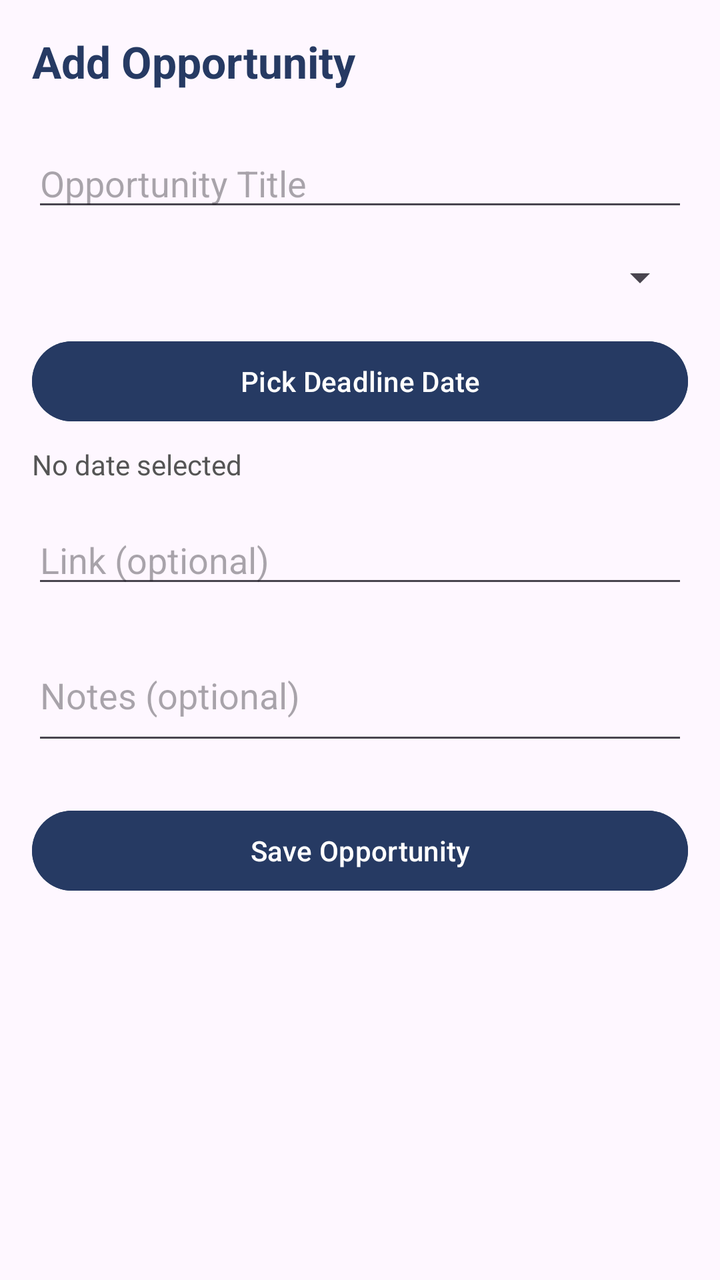
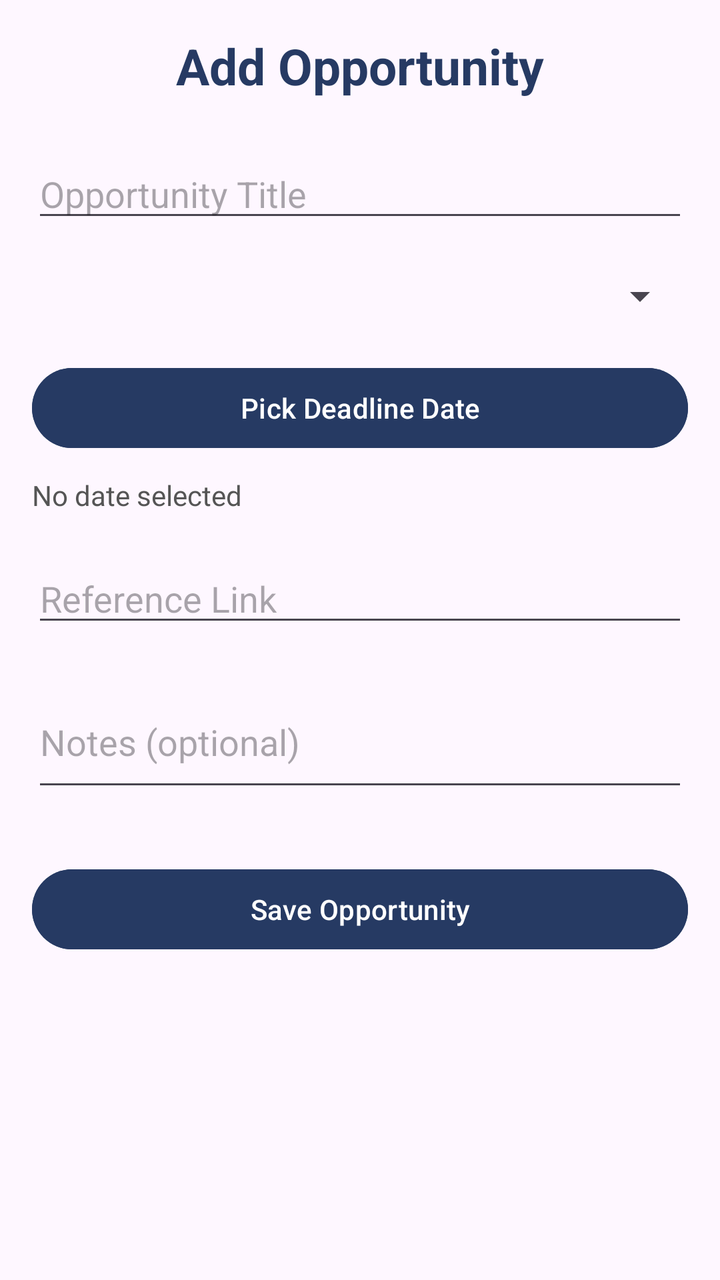

Screens rendered from an Android XML layout before and after an edit, with the pre-edit source and the edit as a unified diff.
<!-- AndroidManifest.xml: application theme Theme.CareerNexus -->
<!-- res/layout/activity_add_opportunity.xml -->
<?xml version="1.0" encoding="utf-8"?>
<androidx.constraintlayout.widget.ConstraintLayout xmlns:android="http://schemas.android.com/apk/res/android"
    xmlns:app="http://schemas.android.com/apk/res-auto"
    xmlns:tools="http://schemas.android.com/tools"
    android:id="@+id/main"
    android:layout_width="match_parent"
    android:layout_height="match_parent"
    android:padding="16dp"
    tools:context=".AddOpportunity">

    <TextView
        android:id="@+id/tvFormTitle"
        android:layout_width="wrap_content"
        android:layout_height="wrap_content"
        android:text="Add Opportunity"
        android:textSize="22sp"
        android:textStyle="bold"
        android:textColor="#263A63"
        app:layout_constraintTop_toTopOf="parent"
        app:layout_constraintStart_toStartOf="parent" />

    <EditText
        android:id="@+id/etTitle"
        android:layout_width="0dp"
        android:layout_height="wrap_content"
        android:layout_marginTop="24dp"
        android:hint="Opportunity Title"
        android:inputType="text"
        app:layout_constraintTop_toBottomOf="@id/tvFormTitle"
        app:layout_constraintStart_toStartOf="parent"
        app:layout_constraintEnd_toEndOf="parent" />

    <Spinner
        android:id="@+id/spinnerType"
        android:layout_width="0dp"
        android:layout_height="wrap_content"
        android:layout_marginTop="16dp"
        app:layout_constraintTop_toBottomOf="@id/etTitle"
        app:layout_constraintStart_toStartOf="parent"
        app:layout_constraintEnd_toEndOf="parent" />

    <Button
        android:id="@+id/btnPickDate"
        android:layout_width="0dp"
        android:layout_height="wrap_content"
        android:layout_marginTop="16dp"
        android:text="Pick Deadline Date"
        android:backgroundTint="#263A63"
        android:textColor="@color/white"
        app:layout_constraintTop_toBottomOf="@id/spinnerType"
        app:layout_constraintStart_toStartOf="parent"
        app:layout_constraintEnd_toEndOf="parent" />

    <TextView
        android:id="@+id/tvSelectedDate"
        android:layout_width="wrap_content"
        android:layout_height="wrap_content"
        android:layout_marginTop="8dp"
        android:text="No date selected"
        android:textSize="14sp"
        android:textColor="#555555"
        app:layout_constraintTop_toBottomOf="@id/btnPickDate"
        app:layout_constraintStart_toStartOf="parent" />

    <EditText
        android:id="@+id/etLink"
        android:layout_width="0dp"
        android:layout_height="wrap_content"
        android:layout_marginTop="16dp"
        android:hint="Link (optional)"
        android:inputType="textUri"
        app:layout_constraintTop_toBottomOf="@id/tvSelectedDate"
        app:layout_constraintStart_toStartOf="parent"
        app:layout_constraintEnd_toEndOf="parent" />

    <EditText
        android:id="@+id/etNotes"
        android:layout_width="0dp"
        android:layout_height="wrap_content"
        android:layout_marginTop="16dp"
        android:hint="Notes (optional)"
        android:inputType="textMultiLine"
        android:minLines="2"
        app:layout_constraintTop_toBottomOf="@id/etLink"
        app:layout_constraintStart_toStartOf="parent"
        app:layout_constraintEnd_toEndOf="parent" />

    <Button
        android:id="@+id/btnSave"
        android:layout_width="0dp"
        android:layout_height="wrap_content"
        android:layout_marginTop="24dp"
        android:text="Save Opportunity"
        android:backgroundTint="#263A63"
        android:textColor="@color/white"
        app:layout_constraintTop_toBottomOf="@id/etNotes"
        app:layout_constraintStart_toStartOf="parent"
        app:layout_constraintEnd_toEndOf="parent" />

</androidx.constraintlayout.widget.ConstraintLayout>
<!-- resources referenced by this layout -->
<resources>
  <color name="white">#FFFFFFFF</color>
  <style name="Theme.CareerNexus" parent="Base.Theme.CareerNexus" />
  <style name="Base.Theme.CareerNexus" parent="Theme.Material3.DayNight.NoActionBar">
          
          
      </style>
</resources>

<!-- the commit's change to res/layout/activity_add_opportunity.xml (unified diff, before → after) -->
@@ -9,92 +9,80 @@
     tools:context=".AddOpportunity">
 
     <TextView
-        android:id="@+id/tvFormTitle"
+        android:id="@+id/Title"
         android:layout_width="wrap_content"
         android:layout_height="wrap_content"
         android:text="Add Opportunity"
-        android:textSize="22sp"
+        android:textSize="25sp"
         android:textStyle="bold"
         android:textColor="#263A63"
         app:layout_constraintTop_toTopOf="parent"
-        app:layout_constraintStart_toStartOf="parent" />
+        app:layout_constraintStart_toStartOf="parent"
+        app:layout_constraintEnd_toEndOf="parent"/>
 
     <EditText
         android:id="@+id/etTitle"
-        android:layout_width="0dp"
+        android:layout_width="match_parent"
         android:layout_height="wrap_content"
-        android:layout_marginTop="24dp"
+        android:layout_marginTop="25dp"
         android:hint="Opportunity Title"
         android:inputType="text"
-        app:layout_constraintTop_toBottomOf="@id/tvFormTitle"
-        app:layout_constraintStart_toStartOf="parent"
-        app:layout_constraintEnd_toEndOf="parent" />
+        app:layout_constraintTop_toBottomOf="@id/Title"/>
 
     <Spinner
         android:id="@+id/spinnerType"
-        android:layout_width="0dp"
+        android:layout_width="match_parent"
         android:layout_height="wrap_content"
-        android:layout_marginTop="16dp"
-        app:layout_constraintTop_toBottomOf="@id/etTitle"
-        app:layout_constraintStart_toStartOf="parent"
-        app:layout_constraintEnd_toEndOf="parent" />
+        android:layout_marginTop="20dp"
+        app:layout_constraintTop_toBottomOf="@id/etTitle" />
 
     <Button
         android:id="@+id/btnPickDate"
-        android:layout_width="0dp"
+        android:layout_width="match_parent"
         android:layout_height="wrap_content"
-        android:layout_marginTop="16dp"
+        android:layout_marginTop="20dp"
         android:text="Pick Deadline Date"
         android:backgroundTint="#263A63"
         android:textColor="@color/white"
-        app:layout_constraintTop_toBottomOf="@id/spinnerType"
-        app:layout_constraintStart_toStartOf="parent"
-        app:layout_constraintEnd_toEndOf="parent" />
+        app:layout_constraintTop_toBottomOf="@id/spinnerType"/>
 
     <TextView
         android:id="@+id/tvSelectedDate"
-        android:layout_width="wrap_content"
+        android:layout_width="match_parent"
         android:layout_height="wrap_content"
-        android:layout_marginTop="8dp"
+        android:layout_marginTop="10dp"
         android:text="No date selected"
         android:textSize="14sp"
         android:textColor="#555555"
-        app:layout_constraintTop_toBottomOf="@id/btnPickDate"
-        app:layout_constraintStart_toStartOf="parent" />
+        app:layout_constraintTop_toBottomOf="@id/btnPickDate"/>
 
     <EditText
         android:id="@+id/etLink"
-        android:layout_width="0dp"
+        android:layout_width="match_parent"
         android:layout_height="wrap_content"
-        android:layout_marginTop="16dp"
-        android:hint="Link (optional)"
+        android:layout_marginTop="20dp"
+        android:hint="Reference Link"
         android:inputType="textUri"
-        app:layout_constraintTop_toBottomOf="@id/tvSelectedDate"
-        app:layout_constraintStart_toStartOf="parent"
-        app:layout_constraintEnd_toEndOf="parent" />
+        app:layout_constraintTop_toBottomOf="@id/tvSelectedDate"/>
 
     <EditText
         android:id="@+id/etNotes"
-        android:layout_width="0dp"
+        android:layout_width="match_parent"
         android:layout_height="wrap_content"
-        android:layout_marginTop="16dp"
+        android:layout_marginTop="20dp"
         android:hint="Notes (optional)"
         android:inputType="textMultiLine"
         android:minLines="2"
-        app:layout_constraintTop_toBottomOf="@id/etLink"
-        app:layout_constraintStart_toStartOf="parent"
-        app:layout_constraintEnd_toEndOf="parent" />
+        app:layout_constraintTop_toBottomOf="@id/etLink"/>
 
     <Button
         android:id="@+id/btnSave"
-        android:layout_width="0dp"
+        android:layout_width="match_parent"
         android:layout_height="wrap_content"
-        android:layout_marginTop="24dp"
+        android:layout_marginTop="30dp"
         android:text="Save Opportunity"
         android:backgroundTint="#263A63"
         android:textColor="@color/white"
-        app:layout_constraintTop_toBottomOf="@id/etNotes"
-        app:layout_constraintStart_toStartOf="parent"
-        app:layout_constraintEnd_toEndOf="parent" />
+        app:layout_constraintTop_toBottomOf="@id/etNotes"/>
 
 </androidx.constraintlayout.widget.ConstraintLayout>
